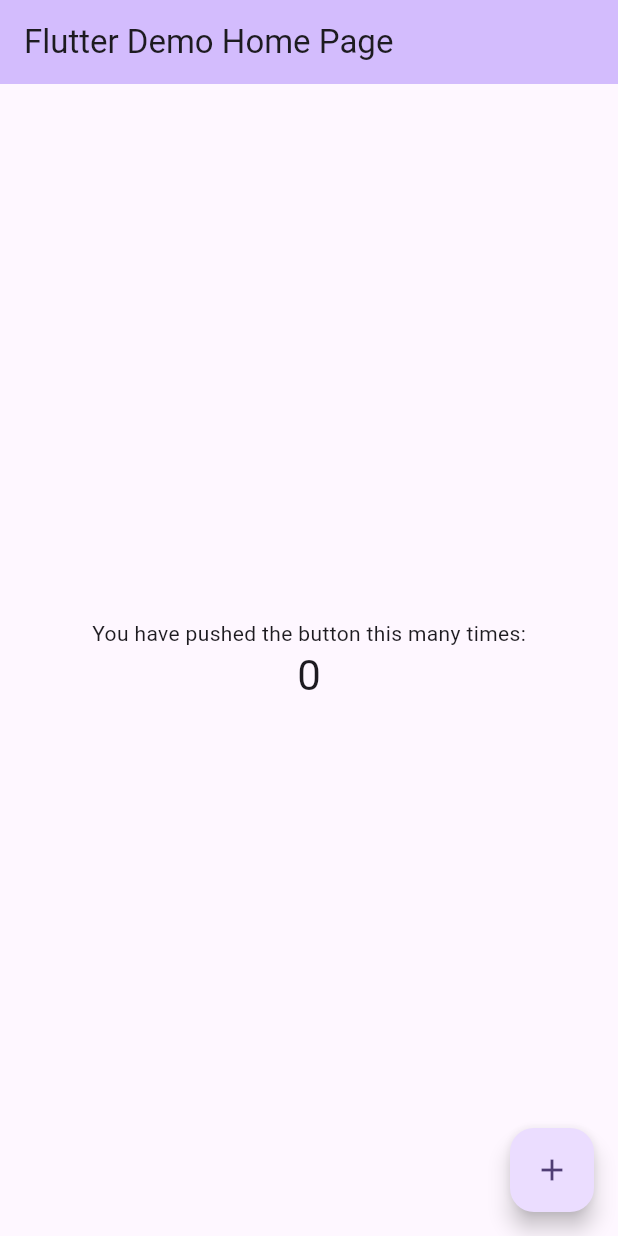
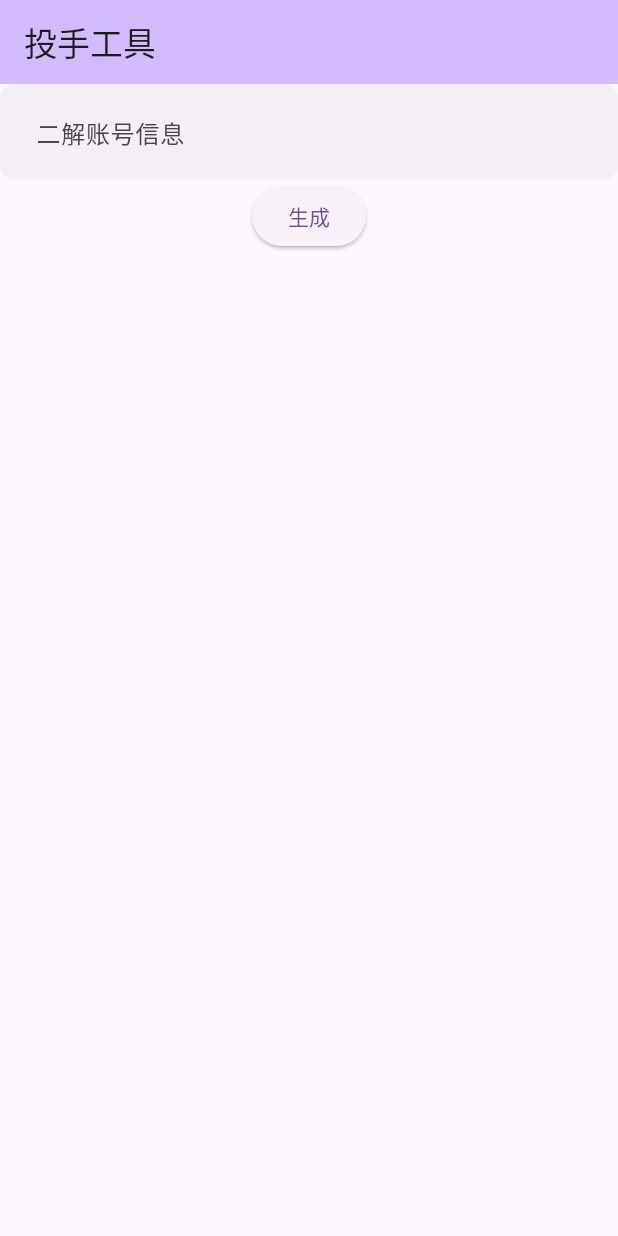
Before and after one commit to molihuan/pitcher_tool, a Flutter app: the screen it shows after launch, on a phone screen of 412 x 824 dp. Run offline on Flutter 3.47's test engine with Material 2 defaults, Android fonts, the phone set to English and light mode, and no system bars; missing offline and left inert: excel.

Commit message:
小工具

```diff
--- a/lib/main.dart
+++ b/lib/main.dart
@@ -1,4 +1,11 @@
+import 'dart:io';
+import 'dart:math';
+
+import 'package:excel/excel.dart';
 import 'package:flutter/material.dart';
+import 'package:test_appcenter/utils/excel_utils.dart';
+import 'package:test_appcenter/utils/file_utils.dart';
+import 'package:test_appcenter/utils/str_utils.dart';
 
 void main() {
   runApp(const MyApp());
@@ -7,119 +14,92 @@ void main() {
 class MyApp extends StatelessWidget {
   const MyApp({super.key});
 
-  // This widget is the root of your application.
   @override
   Widget build(BuildContext context) {
     return MaterialApp(
-      title: 'Flutter Demo',
+      debugShowCheckedModeBanner: false,
       theme: ThemeData(
-        // This is the theme of your application.
-        //
-        // TRY THIS: Try running your application with "flutter run". You'll see
-        // the application has a blue toolbar. Then, without quitting the app,
-        // try changing the seedColor in the colorScheme below to Colors.green
-        // and then invoke "hot reload" (save your changes or press the "hot
-        // reload" button in a Flutter-supported IDE, or press "r" if you used
-        // the command line to start the app).
-        //
-        // Notice that the counter didn't reset back to zero; the application
-        // state is not lost during the reload. To reset the state, use hot
-        // restart instead.
-        //
-        // This works for code too, not just values: Most code changes can be
-        // tested with just a hot reload.
         colorScheme: ColorScheme.fromSeed(seedColor: Colors.deepPurple),
         useMaterial3: true,
       ),
-      home: const MyHomePage(title: 'Flutter Demo Home Page'),
+      home: HomePage(),
     );
   }
 }
 
-class MyHomePage extends StatefulWidget {
-  const MyHomePage({super.key, required this.title});
+class HomePage extends StatefulWidget {
+  HomePage({super.key});
 
-  // This widget is the home page of your application. It is stateful, meaning
-  // that it has a State object (defined below) that contains fields that affect
-  // how it looks.
-
-  // This class is the configuration for the state. It holds the values (in this
-  // case the title) provided by the parent (in this case the App widget) and
-  // used by the build method of the State. Fields in a Widget subclass are
-  // always marked "final".
-
-  final String title;
+  final String title = "投手工具";
+  final TextEditingController facebookAccountMsgInput = TextEditingController();
 
   @override
-  State<MyHomePage> createState() => _MyHomePageState();
+  State<HomePage> createState() => _HomePageState();
 }
 
-class _MyHomePageState extends State<MyHomePage> {
-  int _counter = 0;
-
-  void _incrementCounter() {
-    setState(() {
-      // This call to setState tells the Flutter framework that something has
-      // changed in this State, which causes it to rerun the build method below
-      // so that the display can reflect the updated values. If we changed
-      // _counter without calling setState(), then the build method would not be
-      // called again, and so nothing would appear to happen.
-      _counter++;
-    });
-  }
-
+class _HomePageState extends State<HomePage> {
   @override
   Widget build(BuildContext context) {
-    // This method is rerun every time setState is called, for instance as done
-    // by the _incrementCounter method above.
-    //
-    // The Flutter framework has been optimized to make rerunning build methods
-    // fast, so that you can just rebuild anything that needs updating rather
-    // than having to individually change instances of widgets.
     return Scaffold(
       appBar: AppBar(
-        // TRY THIS: Try changing the color here to a specific color (to
-        // Colors.amber, perhaps?) and trigger a hot reload to see the AppBar
-        // change color while the other colors stay the same.
         backgroundColor: Theme.of(context).colorScheme.inversePrimary,
-        // Here we take the value from the MyHomePage object that was created by
-        // the App.build method, and use it to set our appbar title.
         title: Text(widget.title),
       ),
-      body: Center(
-        // Center is a layout widget. It takes a single child and positions it
-        // in the middle of the parent.
-        child: Column(
-          // Column is also a layout widget. It takes a list of children and
-          // arranges them vertically. By default, it sizes itself to fit its
-          // children horizontally, and tries to be as tall as its parent.
-          //
-          // Column has various properties to control how it sizes itself and
-          // how it positions its children. Here we use mainAxisAlignment to
-          // center the children vertically; the main axis here is the vertical
-          // axis because Columns are vertical (the cross axis would be
-          // horizontal).
-          //
-          // TRY THIS: Invoke "debug painting" (choose the "Toggle Debug Paint"
-          // action in the IDE, or press "p" in the console), to see the
-          // wireframe for each widget.
-          mainAxisAlignment: MainAxisAlignment.center,
-          children: <Widget>[
-            const Text(
-              'You have pushed the button this many times:',
+      body: Column(
+        children: <Widget>[
+          TextField(
+            controller: widget.facebookAccountMsgInput,
+            decoration: InputDecoration(
+              filled: true,
+              fillColor: Colors.grey.withOpacity(0.1),
+              hintText: '二解账号信息',
+              contentPadding: EdgeInsets.all(20),
+              border: OutlineInputBorder(
+                borderRadius: BorderRadius.circular(10),
+                borderSide: BorderSide.none,
+              ),
             ),
-            Text(
-              '$_counter',
-              style: Theme.of(context).textTheme.headlineMedium,
-            ),
-          ],
-        ),
+          ),
+          ElevatedButton(
+              onPressed: () {
+                var facebookMsg = StrUtils.getFacebookMsg(
+                    widget.facebookAccountMsgInput.text);
+                print(facebookMsg);
+                var excel = ExcelUtils.load(
+                    FileUtils.getCurrentExecutablePath() + "/批量导入模板.xlsx");
+                Sheet sheetObject = excel["Sheet1"];
+                Data cell = sheetObject.cell(
+                    CellIndex.indexByColumnRow(columnIndex: 1, rowIndex: 1));
+                cell.value =
+                    "${facebookMsg.checkCode}\n${facebookMsg.email}\n${facebookMsg.emailPwd}\n${facebookMsg.idCardImgUrl}";
+
+                cell = sheetObject.cell(
+                    CellIndex.indexByColumnRow(columnIndex: 3, rowIndex: 1));
+                cell.value = "facebook.com";
+
+                cell = sheetObject.cell(
+                    CellIndex.indexByColumnRow(columnIndex: 4, rowIndex: 1));
+                cell.value = facebookMsg.userName;
+
+                cell = sheetObject.cell(
+                    CellIndex.indexByColumnRow(columnIndex: 5, rowIndex: 1));
+                cell.value = facebookMsg.userPwd;
+
+                cell = sheetObject.cell(
+                    CellIndex.indexByColumnRow(columnIndex: 6, rowIndex: 1));
+                cell.value = facebookMsg.checkCode;
+
+                cell = sheetObject.cell(
+                    CellIndex.indexByColumnRow(columnIndex: 8, rowIndex: 1));
+                cell.value = "noproxy";
+
+                var fileSave =
+                    File(FileUtils.getCurrentExecutablePath() + "/生成.xlsx");
+                fileSave.writeAsBytesSync(excel.encode()!);
+              },
+              child: Text("生成"))
+        ],
       ),
-      floatingActionButton: FloatingActionButton(
-        onPressed: _incrementCounter,
-        tooltip: 'Increment',
-        child: const Icon(Icons.add),
-      ), // This trailing comma makes auto-formatting nicer for build methods.
     );
   }
 }
--- /dev/null
+++ b/lib/models/facebook_msg.dart
@@ -0,0 +1,23 @@
+class FacebookMsg {
+  FacebookMsg({
+    required this.userName,
+    required this.userPwd,
+    required this.checkCode,
+    required this.email,
+    required this.emailPwd,
+    required this.idCardImgUrl,
+  });
+
+  String userName;
+  String userPwd;
+  String checkCode;
+
+  String email;
+  String emailPwd;
+  String idCardImgUrl;
+
+  @override
+  String toString() {
+    return 'FacebookMsg{userName: $userName, userPwd: $userPwd, checkCode: $checkCode, email: $email, emailPwd: $emailPwd, idCardImgUrl: $idCardImgUrl}';
+  }
+}
--- /dev/null
+++ b/lib/utils/file_utils.dart
@@ -0,0 +1,8 @@
+import 'dart:io';
+import 'package:path/path.dart' as path;
+
+class FileUtils {
+  static String getCurrentExecutablePath() {
+    return path.dirname(Platform.resolvedExecutable);
+  }
+}
```
Also changed, not shown: lib/utils/excel_utils.dart (added, +11 -0 lines), lib/utils/str_utils.dart (added, +26 -0 lines), pubspec.yaml (+3 -69 lines), pubspec.lock, 4 other files.
